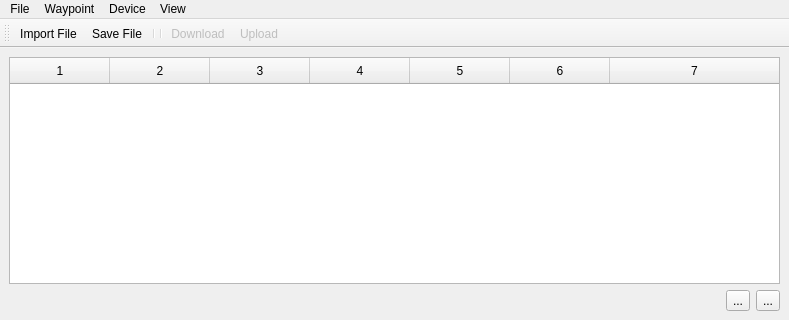
Above: src/main/python/location_tool/ui/main_window.ui from rootrootde/LocationsFITTool before the change; both pictures show x 0 to 789 and y 0 to 320 of the 789 by 577 pixel window. Below: the same form after it.
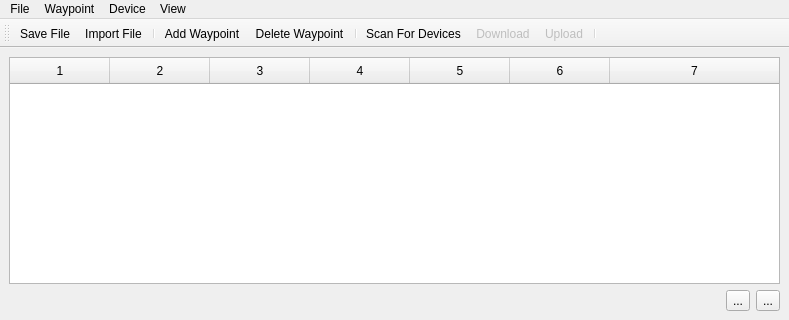
That is the form after the change.

Commit message:
Enhance UI with new icons and improved toolbar layout
- Updated ModeSelectDialog to include colored icons for add, replace, and delete actions.
- Increased toolbar icon size from 32x32 to 48x48 for better visibility.
- Added new actions for adding and deleting waypoints to the main toolbar.
- Included new SVG icons for various actions in the resource files.
- Introduced a new SVG icon for "remove_2" to enhance the visual representation of delete actions.

```diff
--- a/src/main/python/location_tool/ui/main_window.ui
+++ b/src/main/python/location_tool/ui/main_window.ui
@@ -220,25 +220,26 @@
    </property>
    <property name="iconSize">
     <size>
-     <width>32</width>
-     <height>32</height>
+     <width>48</width>
+     <height>48</height>
     </size>
    </property>
-   <property name="toolButtonStyle">
-    <enum>Qt::ToolButtonStyle::ToolButtonTextUnderIcon</enum>
-   </property>
    <attribute name="toolBarArea">
     <enum>TopToolBarArea</enum>
    </attribute>
    <attribute name="toolBarBreak">
     <bool>false</bool>
    </attribute>
-   <addaction name="import_file_action"/>
    <addaction name="save_file_action"/>
+   <addaction name="import_file_action"/>
    <addaction name="separator"/>
+   <addaction name="add_wpt_action"/>
+   <addaction name="delete_wpt_action"/>
    <addaction name="separator"/>
+   <addaction name="scan_for_devices_action"/>
    <addaction name="download_locations_fit_action"/>
    <addaction name="upload_locations_fit_action"/>
+   <addaction name="separator"/>
   </widget>
   <action name="add_wpt_action">
    <property name="text">
```
The commit also changes 7 other files.
